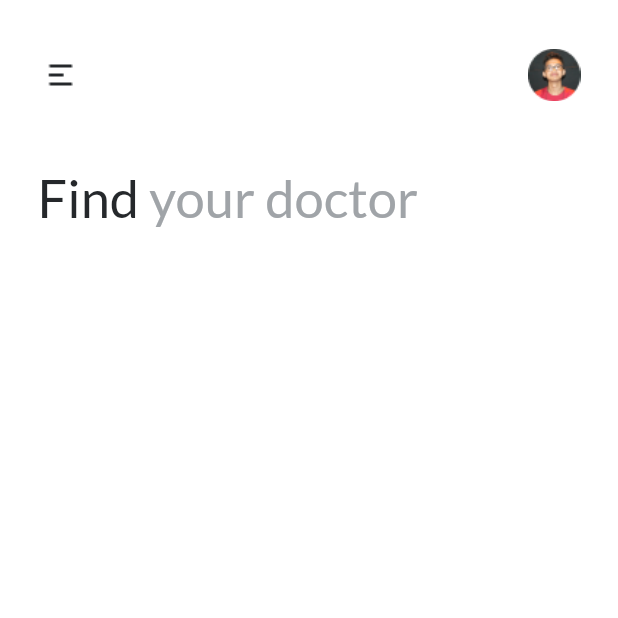
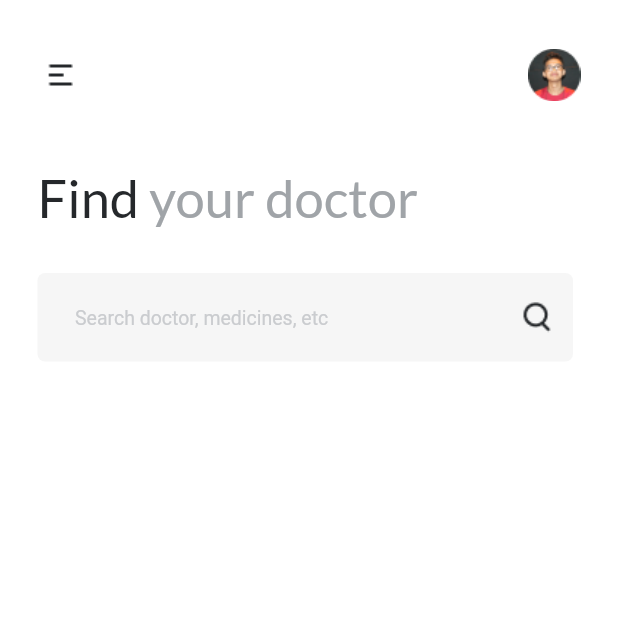
Before and after one commit to vaatic221b/find_your_doctor_app, a Flutter app: the screen it shows after launch, on a phone screen of 412 x 824 dp, the top half of it. Run offline on Flutter 3.47's test engine with Material 2 defaults, Android fonts, the phone set to English and light mode, and no system bars; our stand-ins replace google_fonts.

Commit message:
searchBar done

```diff
--- a/lib/screens/home.dart
+++ b/lib/screens/home.dart
@@ -12,15 +12,46 @@
       body: Container(
         margin: const EdgeInsets.fromLTRB(25, 10, 10, 10),
         child: Column(
+          crossAxisAlignment: CrossAxisAlignment.start,
           children: [
             topText(),
+            const SizedBox(height: 30),
+            searchBar()
 
+            //i love you cupew @3@
 
             // Other widgets in the Column
           ]
         )
       )
     );
+  }
+
+  Container searchBar() //search bar
+  {
+    return Container(
+            margin: const EdgeInsets.only(right: 20),
+            child: TextField(
+              decoration: InputDecoration(
+                filled: true,
+                fillColor: const Color(0xFFF6F6F6),
+                contentPadding: const EdgeInsets.symmetric(vertical: 20, horizontal: 25),
+                hintText: 'Search doctor, medicines, etc',
+                hintStyle: const TextStyle(
+                  color: Color(0xFFCACCCF),
+                  fontSize: 13
+                ),
+                suffixIcon: Padding(
+                  padding: const EdgeInsets.all(8.0),
+                  child: Image.asset('assets/icons/search_icon.png'),
+                ),
+                border: OutlineInputBorder(
+                  borderRadius: BorderRadius.circular(5),
+                  borderSide: BorderSide.none
+                )
+              )
+            )
+          );
   }
 
   RichText topText() //find your doctor text
```
Also changed, not shown: assets/icons/search_icon.png.
